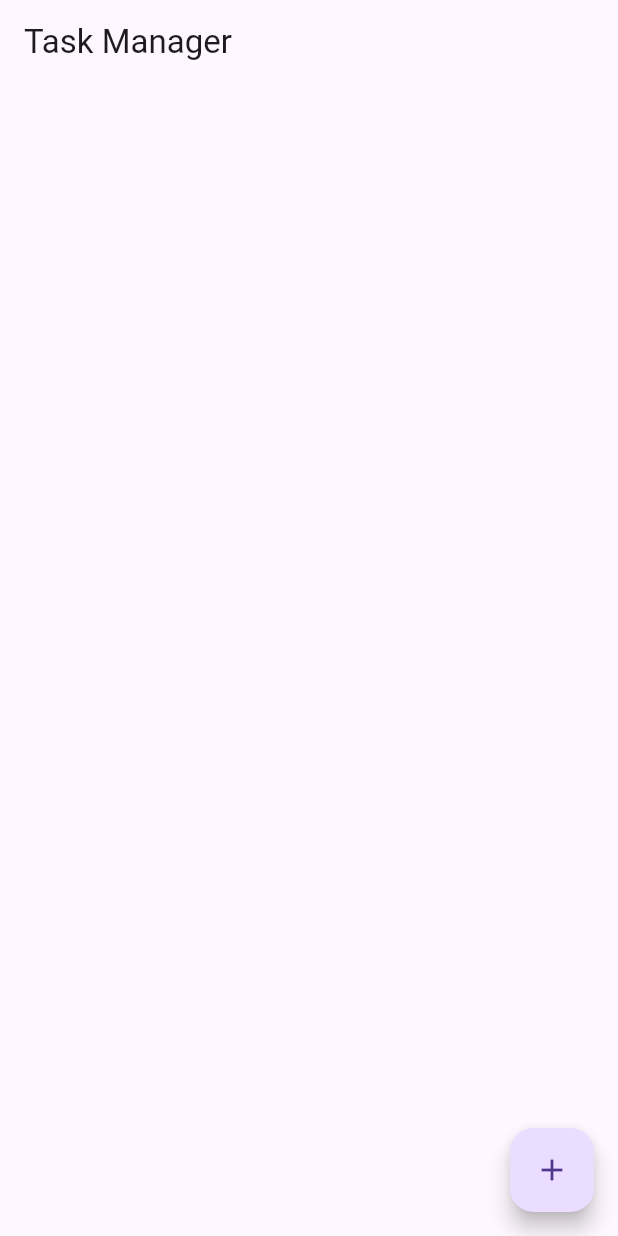
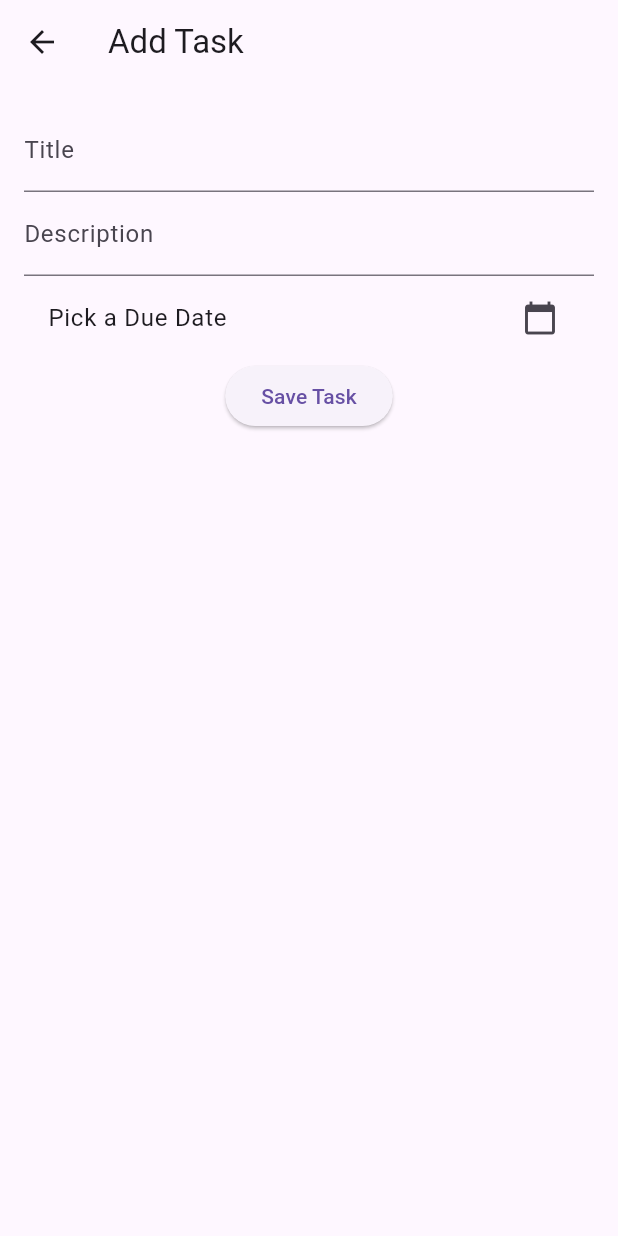
Before and after one commit to chjawad1/App-development-Flutter, a Flutter app: the screen it shows after launch, after a tap on the "add" icon, on a phone screen of 412 x 824 dp. Run offline on Flutter 3.47's test engine with Material 3 defaults, Android fonts, the phone set to English and light mode, and no system bars; our stand-ins replace audioplayers, file_picker, flutter_colorpicker, flutter_local_notifications, permission_handler, sqflite and 1 more; accounts and stored records are empty; key blocks and very long unbroken strings in the code were emptied for the run.

Commit message:
Update files on midterm task

```diff
--- a/mid_term/lib/main.dart
+++ b/mid_term/lib/main.dart
@@ -1,7 +1,11 @@
 import 'package:flutter/material.dart';
-import 'db_helper.dart';
+import 'task_page.dart';
+import 'task_form.dart';
+import 'notification_service.dart';
 
-void main() => runApp(TaskManagerApp());
+void main() {
+  runApp(TaskManagerApp());
+}
 
 class TaskManagerApp extends StatelessWidget {
   @override
@@ -26,12 +30,17 @@
 }
 
 class _TaskHomePageState extends State<TaskHomePage> {
-  late Future<List<Map<String, dynamic>>> tasks;
+  int _selectedIndex = 0;
+  static List<Widget> _taskPages = <Widget>[
+    TodayTaskPage(),
+    CompletedTaskPage(),
+    RepeatedTaskPage(),
+  ];
 
-  @override
-  void initState() {
-    super.initState();
-    tasks = DBHelper.instance.fetchTasks();
+  void _onItemTapped(int index) {
+    setState(() {
+      _selectedIndex = index;
+    });
   }
 
   @override
@@ -39,38 +48,29 @@
     return Scaffold(
       appBar: AppBar(
         title: Text('Task Manager'),
+        actions: [
+          IconButton(
+            icon: Icon(Icons.settings),
+            onPressed: () {},
+          ),
+        ],
       ),
-      body: FutureBuilder(
-        future: tasks,
-        builder: (context, snapshot) {
-          if (!snapshot.hasData) {
-            return Center(child: CircularProgressIndicator());
-          }
-          final taskList = snapshot.data as List<Map<String, dynamic>>;
-          return ListView.builder(
-            itemCount: taskList.length,
-            itemBuilder: (context, index) {
-              final task = taskList[index];
-              return ListTile(
-                title: Text(task['title']),
-                subtitle: Text(task['description'] ?? ''),
-                trailing: IconButton(
-                  icon: Icon(Icons.delete),
-                  onPressed: () {
-                    DBHelper.instance.deleteTask(task['id']);
-                    setState(() {
-                      tasks = DBHelper.instance.fetchTasks();
-                    });
-                  },
-                ),
-              );
-            },
-          );
-        },
+      body: _taskPages[_selectedIndex],
+      bottomNavigationBar: BottomNavigationBar(
+        items: [
+          BottomNavigationBarItem(icon: Icon(Icons.today), label: "Today"),
+          BottomNavigationBarItem(icon: Icon(Icons.check_circle), label: "Completed"),
+          BottomNavigationBarItem(icon: Icon(Icons.repeat), label: "Repeated"),
+        ],
+        currentIndex: _selectedIndex,
+        onTap: _onItemTapped,
       ),
       floatingActionButton: FloatingActionButton(
         onPressed: () {
-          // Navigate to TaskForm to add a new task
+          Navigator.push(
+            context,
+            MaterialPageRoute(builder: (context) => TaskForm()),
+          );
         },
         child: Icon(Icons.add),
       ),
--- /dev/null
+++ b/mid_term/lib/notification_service.dart
@@ -0,0 +1,38 @@
+import 'package:flutter_local_notifications/flutter_local_notifications.dart';
+import 'package:timezone/data/latest.dart' as tz;
+import 'package:timezone/timezone.dart' as tz;
+
+class NotificationService {
+  FlutterLocalNotificationsPlugin flutterLocalNotificationsPlugin = FlutterLocalNotificationsPlugin();
+
+  Future<void> initialize() async {
+    // Initialize time zones
+    tz.initializeTimeZones();
+    tz.setLocalLocation(tz.getLocation('America/Detroit')); // Adjust to the appropriate timezone for your location
+
+    const AndroidInitializationSettings initializationSettingsAndroid = AndroidInitializationSettings('@mipmap/ic_launcher');
+    final InitializationSettings initializationSettings = InitializationSettings(android: initializationSettingsAndroid);
+    await flutterLocalNotificationsPlugin.initialize(initializationSettings);
+  }
+
+  Future<void> scheduleNotification(String title, String body, DateTime scheduledDate) async {
+    await flutterLocalNotificationsPlugin.zonedSchedule(
+      0, // Unique ID for this notification
+      title,
+      body,
+      tz.TZDateTime.from(scheduledDate, tz.local), // Convert DateTime to TZDateTime
+      const NotificationDetails(
+        android: AndroidNotificationDetails(
+          'task_channel',
+          'Task Notifications',
+          channelDescription: 'Notify user about task deadlines',
+          importance: Importance.high,
+          priority: Priority.high,
+        ),
+      ),
+      androidAllowWhileIdle: true,
+      uiLocalNotificationDateInterpretation: UILocalNotificationDateInterpretation.absoluteTime,
+      matchDateTimeComponents: DateTimeComponents.time, // Schedule based on date and time
+    );
+  }
+}
--- /dev/null
+++ b/mid_term/lib/task_form.dart
@@ -0,0 +1,55 @@
+import 'package:flutter/material.dart';
+
+class TaskForm extends StatefulWidget {
+  @override
+  _TaskFormState createState() => _TaskFormState();
+}
+
+class _TaskFormState extends State<TaskForm> {
+  final TextEditingController _titleController = TextEditingController();
+  final TextEditingController _descriptionController = TextEditingController();
+  DateTime? _dueDate;
+
+  @override
+  Widget build(BuildContext context) {
+    return Scaffold(
+      appBar: AppBar(
+        title: Text("Add Task"),
+      ),
+      body: Padding(
+        padding: const EdgeInsets.all(16.0),
+        child: Column(
+          children: [
+            TextField(
+              controller: _titleController,
+              decoration: InputDecoration(labelText: 'Title'),
+            ),
+            TextField(
+              controller: _descriptionController,
+              decoration: InputDecoration(labelText: 'Description'),
+            ),
+            ListTile(
+              title: Text(_dueDate == null ? 'Pick a Due Date' : 'Due Date: ${_dueDate.toString()}'),
+              trailing: Icon(Icons.calendar_today),
+              onTap: () async {
+                DateTime? picked = await showDatePicker(
+                  context: context,
+                  initialDate: DateTime.now(),
+                  firstDate: DateTime(2000),
+                  lastDate: DateTime(2100),
+                );
+                if (picked != null) setState(() => _dueDate = picked);
+              },
+            ),
+            ElevatedButton(
+              onPressed: () {
+                // Code to save task to the database
+              },
+              child: Text('Save Task'),
+            ),
+          ],
+        ),
+      ),
+    );
+  }
+}
--- /dev/null
+++ b/mid_term/lib/task_page.dart
@@ -0,0 +1,28 @@
+import 'package:flutter/material.dart';
+
+class TodayTaskPage extends StatelessWidget {
+  @override
+  Widget build(BuildContext context) {
+    return Center(
+      child: Text("Today's Tasks"), // Placeholder for the list of tasks due today
+    );
+  }
+}
+
+class CompletedTaskPage extends StatelessWidget {
+  @override
+  Widget build(BuildContext context) {
+    return Center(
+      child: Text("Completed Tasks"), // Placeholder for the completed task list
+    );
+  }
+}
+
+class RepeatedTaskPage extends StatelessWidget {
+  @override
+  Widget build(BuildContext context) {
+    return Center(
+      child: Text("Repeated Tasks"), // Placeholder for repeated task list
+    );
+  }
+}
```
